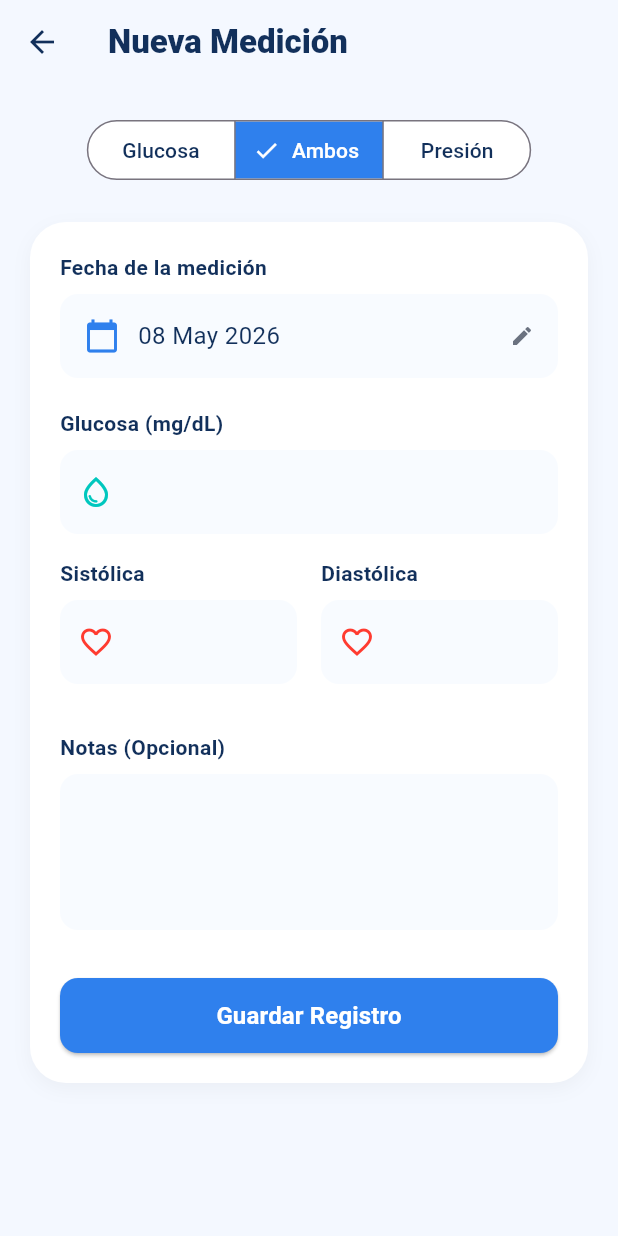
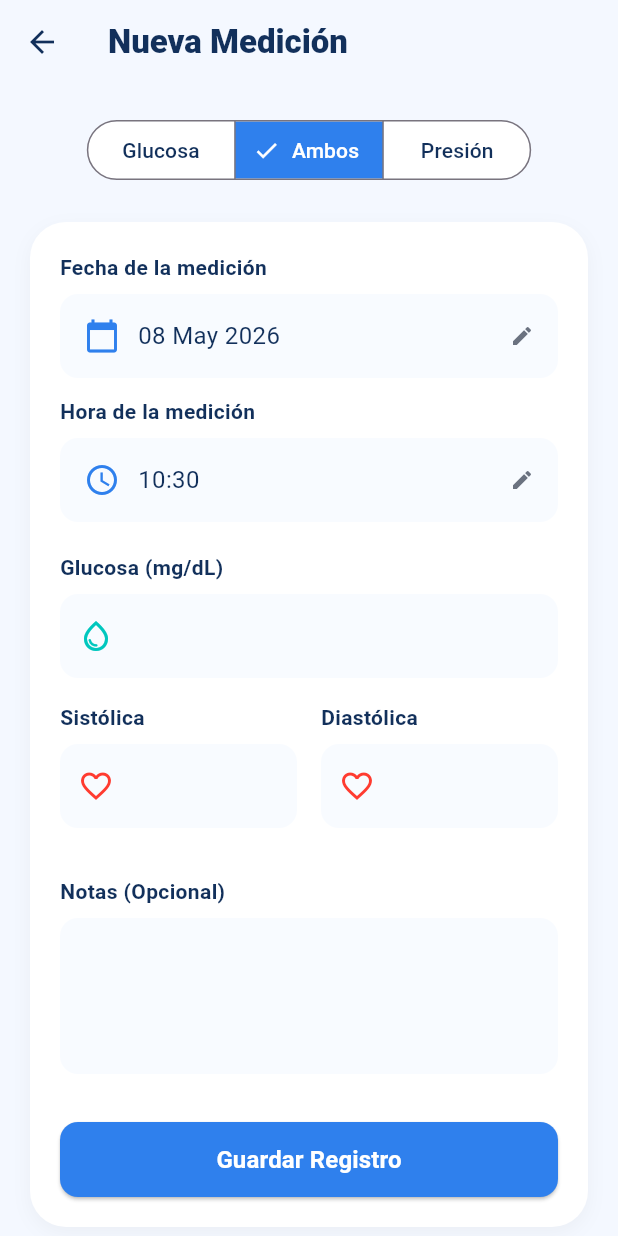
Before and after one commit to luchomarro/Dev.GlucoSmart, a Flutter app: the RegistroMedicionScreen screen opened directly, on a phone screen of 412 x 824 dp. Run offline on Flutter 3.47's test engine with Material 3 defaults, Android fonts, the phone set to English and light mode, and no system bars; our stand-ins replace fl_chart, flutter_secure_storage, google_sign_in; missing offline and left inert: dart:html, dart:js, dart:ui_web; accounts and stored records are empty.

Commit message:
addTime - GeminiSeverity

```diff
--- a/lib/pantallas/registro_medicion.dart
+++ b/lib/pantallas/registro_medicion.dart
@@ -19,6 +19,7 @@ class _RegistroMedicionScreenState extends State<RegistroMedicionScreen> {
 
   String _tipoSeleccionado = 'ambos';
   late DateTime _fechaSeleccionada;
+  late TimeOfDay _horaSeleccionada;
 
   // ── NUEVO: controla el estado de carga mientras se llama a la API ──
   bool _guardando = false;
@@ -27,6 +28,7 @@ class _RegistroMedicionScreenState extends State<RegistroMedicionScreen> {
   void initState() {
     super.initState();
     _fechaSeleccionada = DateTime.now();
+    _horaSeleccionada = TimeOfDay.now();
 
     if (widget.registroAEditar != null) {
       final reg = widget.registroAEditar!;
@@ -43,6 +45,7 @@ class _RegistroMedicionScreenState extends State<RegistroMedicionScreen> {
       _diaCtrl.text = reg.presionDia?.toString() ?? '';
       _notasCtrl.text = reg.notas;
       _fechaSeleccionada = reg.fecha;
+      _horaSeleccionada = TimeOfDay(hour: reg.fecha.hour, minute: reg.fecha.minute);
     }
   }
 
@@ -72,8 +75,39 @@ class _RegistroMedicionScreenState extends State<RegistroMedicionScreen> {
           fechaElegida.year,
           fechaElegida.month,
           fechaElegida.day,
-          DateTime.now().hour,
-          DateTime.now().minute,
+          _horaSeleccionada.hour,
+          _horaSeleccionada.minute,
+        );
+      });
+    }
+  }
+
+  Future<void> _seleccionarHora(BuildContext context) async {
+    final TimeOfDay? horaElegida = await showTimePicker(
+      context: context,
+      initialTime: _horaSeleccionada,
+      builder: (context, child) {
+        return Theme(
+          data: Theme.of(context).copyWith(
+            colorScheme: const ColorScheme.light(
+              primary: Color(0xFF2F80ED),
+              onPrimary: Colors.white,
+              onSurface: Color(0xFF12305B),
+            ),
+          ),
+          child: child!,
+        );
+      },
+    );
+    if (horaElegida != null) {
+      setState(() {
+        _horaSeleccionada = horaElegida;
+        _fechaSeleccionada = DateTime(
+          _fechaSeleccionada.year,
+          _fechaSeleccionada.month,
+          _fechaSeleccionada.day,
+          horaElegida.hour,
+          horaElegida.minute,
         );
       });
     }
@@ -243,6 +277,35 @@ class _RegistroMedicionScreenState extends State<RegistroMedicionScreen> {
                       ),
                     ),
                   ),
+                  const SizedBox(height: 12),
+
+                  // SELECTOR DE HORA
+                  const Text("Hora de la medición",
+                      style: TextStyle(fontWeight: FontWeight.w600, color: Color(0xFF12305B))),
+                  const SizedBox(height: 8),
+                  GestureDetector(
+                    onTap: () => _seleccionarHora(context),
+                    child: Container(
+                      padding: const EdgeInsets.symmetric(horizontal: 16, vertical: 16),
+                      decoration: BoxDecoration(
+                        color: const Color(0xFFF8FBFF),
+                        borderRadius: BorderRadius.circular(12),
+                      ),
+                      child: Row(
+                        children: [
+                          const Icon(Icons.access_time, color: Color(0xFF2F80ED)),
+                          const SizedBox(width: 12),
+                          Expanded(
+                            child: Text(
+                              _horaSeleccionada.format(context),
+                              style: const TextStyle(fontSize: 16, color: Color(0xFF12305B)),
+                            ),
+                          ),
+                          const Icon(Icons.edit, size: 16, color: Color(0xFF6B7280)),
+                        ],
+                      ),
+                    ),
+                  ),
                   const SizedBox(height: 20),
 
                   if (_tipoSeleccionado == 'ambos' || _tipoSeleccionado == 'glucosa')
```
